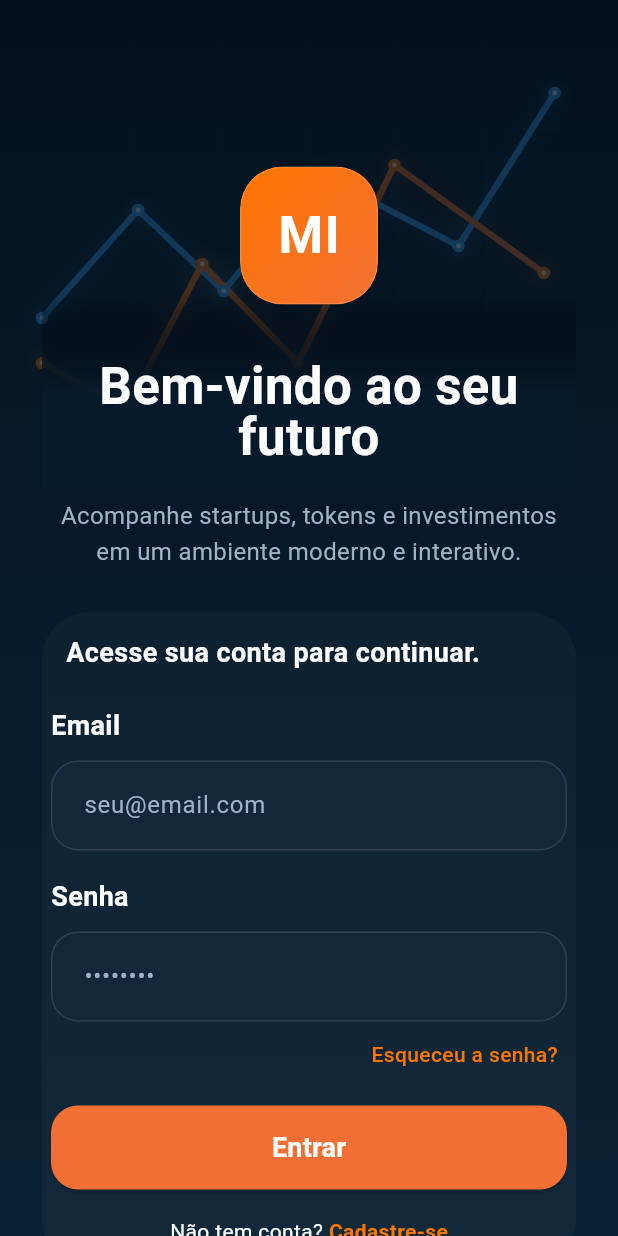
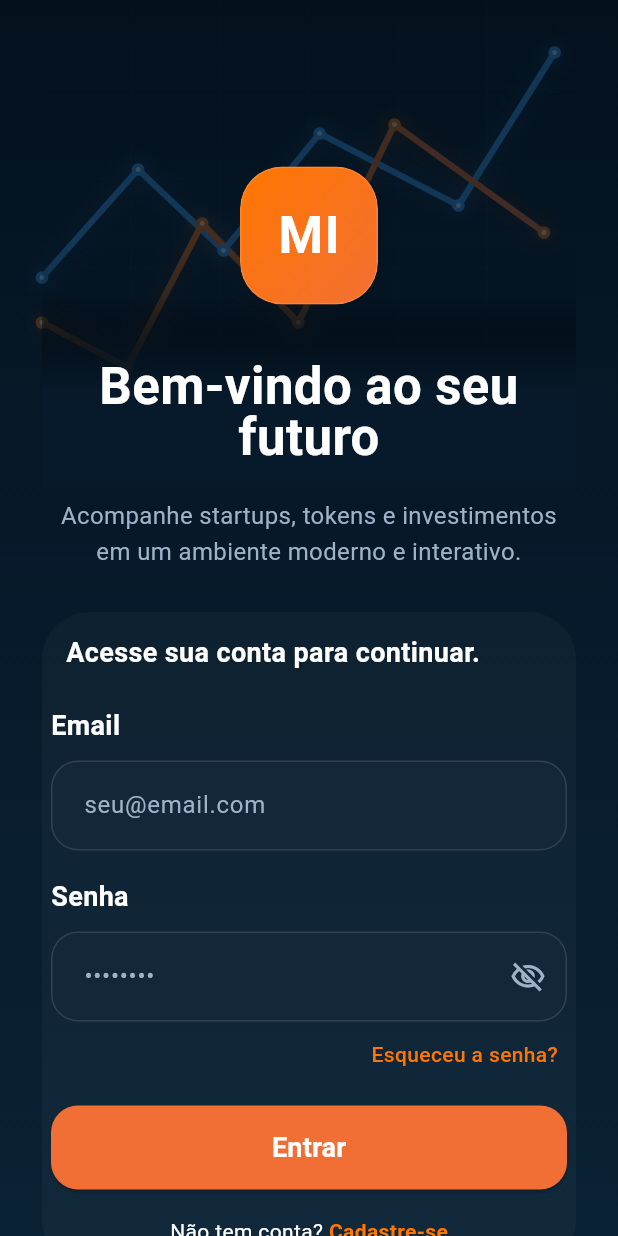
Before and after one commit to miguelgallinucci/ES-PI3-2026-T3-G20, a Flutter app: the screen it shows after launch, on a phone screen of 412 x 824 dp. Run offline on Flutter 3.47's test engine with Material 3 defaults, Android fonts, the phone set to English and light mode, and no system bars; our stand-ins replace cloud_firestore, firebase_auth, firebase_core; accounts and stored records are empty.

Commit message:
ajustes na tela de login e padronização dos inputs

```diff
--- a/lib/features/auth/pages/login_page.dart
+++ b/lib/features/auth/pages/login_page.dart
@@ -23,6 +23,7 @@ class _LoginPageState extends State<LoginPage> {
   final TextEditingController _passwordController = TextEditingController();
 
   bool _isLoading = false;
+  bool _obscurePassword = true;
   String? _errorMessage;
 
   @override
@@ -131,8 +132,11 @@ class _LoginPageState extends State<LoginPage> {
                           Positioned.fill(
                             child: Opacity(
                               opacity: 0.25,
-                              child: CustomPaint(
-                                painter: PremiumChartPainter(),
+                              child: Transform.translate(
+                                offset: const Offset(0, -27),
+                                child: CustomPaint(
+                                  painter: PremiumChartPainter(),
+                                ),
                               ),
                             ),
                           ),
@@ -284,9 +288,23 @@ class _LoginPageState extends State<LoginPage> {
                           AppInput(
                             label: 'Senha',
                             hint: '••••••••',
-                            obscureText: true,
+                            obscureText: _obscurePassword,
                             controller: _passwordController,
+                            suffixIcon: IconButton(
+                              onPressed: () {
+                                setState(() {
+                                  _obscurePassword = !_obscurePassword;
+                                });
+                              },
+                              icon: Icon(
+                                _obscurePassword
+                                    ? Icons.visibility_off_outlined
+                                    : Icons.visibility_outlined,
+                                color: AppColors.textSecondary,
+                              ),
+                            ),
                           ),
+
                           const SizedBox(height: 12),
 
                           Align(
@@ -299,7 +317,7 @@ class _LoginPageState extends State<LoginPage> {
                                     context,
                                     MaterialPageRoute(
                                       builder: (_) =>
-                                          const ForgotPasswordPage(),
+                                      const ForgotPasswordPage(),
                                     ),
                                   );
                                 },
--- a/lib/features/auth/widgets/app_input.dart
+++ b/lib/features/auth/widgets/app_input.dart
@@ -6,6 +6,7 @@ class AppInput extends StatelessWidget {
   final String hint;
   final bool obscureText;
   final TextEditingController? controller;
+  final Widget? suffixIcon;
 
   const AppInput({
     super.key,
@@ -13,6 +14,7 @@ class AppInput extends StatelessWidget {
     required this.hint,
     this.obscureText = false,
     this.controller,
+    this.suffixIcon,
   });
 
   @override
@@ -35,6 +37,11 @@ class AppInput extends StatelessWidget {
           decoration: InputDecoration(
             hintText: hint,
             hintStyle: const TextStyle(color: AppColors.textSecondary),
+            suffixIcon: suffixIcon,
+            suffixIconConstraints: const BoxConstraints(
+              minWidth: 52,
+              minHeight: 52,
+            ),
             filled: true,
             fillColor: AppColors.input,
             contentPadding: const EdgeInsets.symmetric(
```
